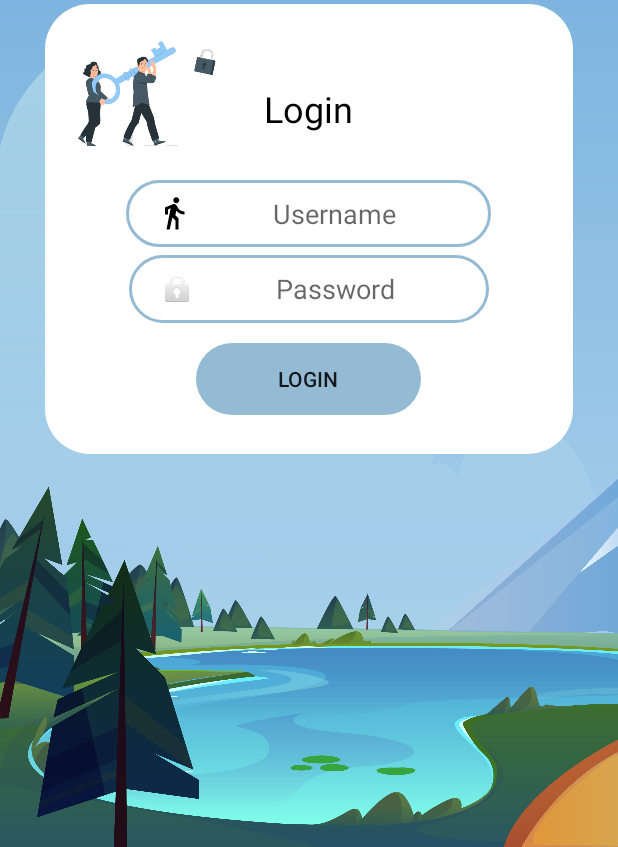
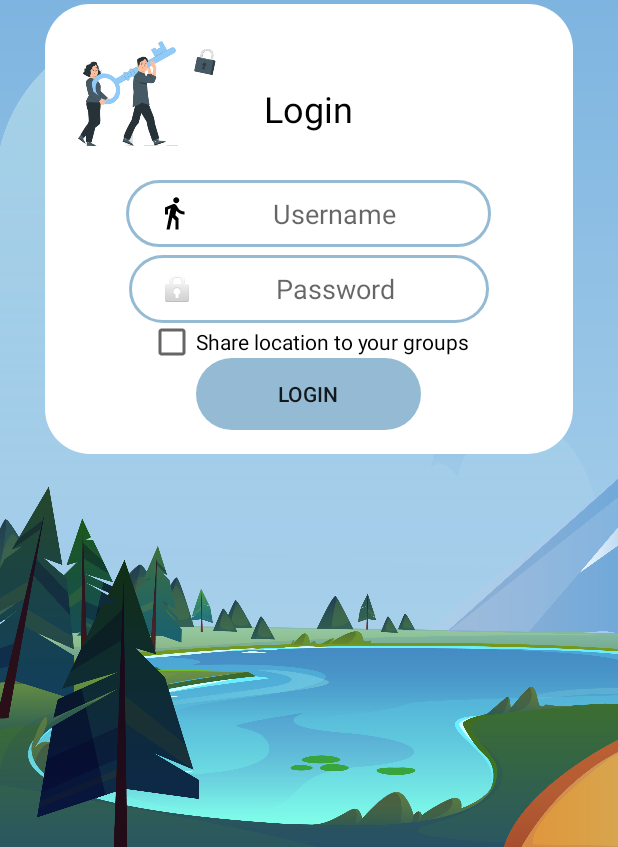
Before and after one commit to viliuszam/Stridemile, an Android app: the screen it shows after launch (LoginActivity), after a tap on "LOGIN", on a phone screen of 412 x 824 dp, the part 389-1236 px from its top. Run offline under Robolectric (Android 15) with nearby library versions, the phone set to English and light mode, and no system bars; libraries missing offline, so code that uses them is left out: pub.devrel.easypermissions; 1 statement that could not run was skipped.

Commit message:
client: added user consent option for location tracking

```diff
--- a/STracker/app/src/main/java/com/example/stracker/LoginActivity.java
+++ b/STracker/app/src/main/java/com/example/stracker/LoginActivity.java
@@ -5,6 +5,7 @@ import android.content.SharedPreferences;
 import android.os.Bundle;
 import android.view.View;
 import android.widget.Button;
+import android.widget.CheckBox;
 import android.widget.EditText;
 import android.widget.Toast;
 
@@ -26,6 +27,7 @@ public class LoginActivity extends AppCompatActivity {
 
     private EditText usernameEditText;
     private EditText passwordEditText;
+    private CheckBox shareLocationCheckbox;
     private Button loginButton;
 
     // Authentication service
@@ -64,6 +66,7 @@ public class LoginActivity extends AppCompatActivity {
 
         usernameEditText = findViewById(R.id.usernameEditText);
         passwordEditText = findViewById(R.id.passwordEditText);
+        shareLocationCheckbox = findViewById(R.id.shareLocationCheckbox);
         loginButton = findViewById(R.id.loginButton);
 
         loginButton.setOnClickListener(new View.OnClickListener() {
@@ -73,7 +76,7 @@ public class LoginActivity extends AppCompatActivity {
                 String password = passwordEditText.getText().toString().trim();
 
                 // Authentication logic
-                login(username, password);
+                login(username, password, shareLocationCheckbox.isChecked());
 
             }
         });
@@ -82,17 +85,20 @@ public class LoginActivity extends AppCompatActivity {
         Toast.makeText(this, message, Toast.LENGTH_SHORT).show();
     }
 
-    private void login(String username, String password) {
+    private void login(String username, String password, boolean shareLocation) {
         LoginRequest loginRequest = new LoginRequest(username, password);
 
         authService.login(loginRequest).enqueue(new Callback<AuthTokenResponse>() {
+            SharedPreferences.Editor editor = getSharedPreferences("auth", MODE_PRIVATE).edit();
             @Override
             public void onResponse(Call<AuthTokenResponse> call, Response<AuthTokenResponse> response) {
+                editor.putBoolean("shareLocation", shareLocation);
+                editor.apply();
+
                 if (response.isSuccessful()) {
                     AuthTokenResponse authTokenResponse = response.body();
                     String accessToken = authTokenResponse.getAccess_token();
 
-                    SharedPreferences.Editor editor = getSharedPreferences("auth", MODE_PRIVATE).edit();
                     editor.putString("access_token", accessToken);
                     editor.putString("username", username);
                     editor.apply();
@@ -124,6 +130,8 @@ public class LoginActivity extends AppCompatActivity {
 
             @Override
             public void onFailure(Call<AuthTokenResponse> call, Throwable t) {
+                editor.putBoolean("shareLocation", false);
+                editor.apply();
                 showPopupNotification("Login failed.");
             }
         });
--- a/STracker/app/src/main/res/layout/activity_login.xml
+++ b/STracker/app/src/main/res/layout/activity_login.xml
@@ -64,6 +64,17 @@
             android:textAlignment="center"
             android:textColor="@android:color/black" />
 
+        <CheckBox
+            android:id="@+id/shareLocationCheckbox"
+            android:layout_width="wrap_content"
+            android:layout_height="wrap_content"
+            android:layout_below="@id/passwordEditText"
+            android:layout_centerHorizontal="true"
+            android:layout_gravity="center"
+            android:layout_marginTop="75dp"
+            android:text="Share location to your groups"
+            android:textColor="@android:color/black" />
+
         <Button
             android:id="@+id/loginButton"
             android:layout_width="150dp"
@@ -71,7 +82,7 @@
             android:layout_below="@id/passwordEditText"
             android:layout_centerHorizontal="true"
             android:layout_gravity="center"
-            android:layout_marginTop="100dp"
+            android:layout_marginTop="110dp"
             android:background="@drawable/btn_bg"
             android:text="Login"
             android:textAlignment="center" />
```
Also changed, not shown: STracker/app/src/main/java/com/example/stracker/tracking/MovementTracker.java (+10 -0 lines), 1 other file.
